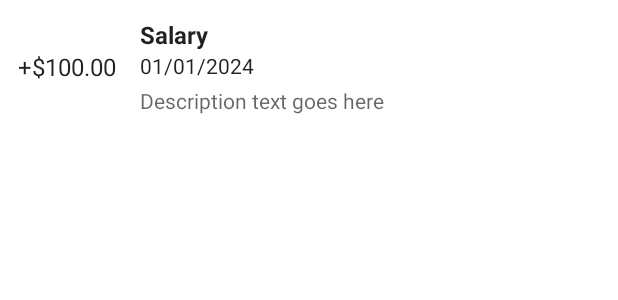
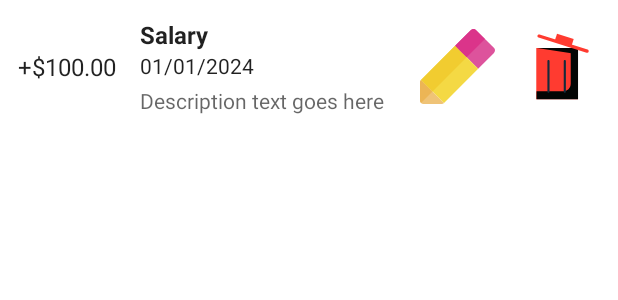
Before and after one commit to Yashwantoo7/income_expense_tracker, an Android app: the layout item_recent_transaction.xml on its own in the app's theme, with its tools: preview values and no code run, on a phone screen of 412 x 824 dp. Shown: the top 300 px of the screen. Run offline under Robolectric (Android 15) with nearby library versions, the phone set to English and light mode, and no system bars.

Commit message:
Adding edit-delete transaction feature

```diff
--- a/app/src/main/AndroidManifest.xml
+++ b/app/src/main/AndroidManifest.xml
@@ -23,6 +23,9 @@
             android:name=".ui.addedit.AddEditTransactionActivity"
             android:exported="false" />
         <activity
+            android:name=".ui.addedit.EditTransactionActivity"
+            android:exported="false" />
+        <activity
             android:name=".ui.home.HomeActivity"
             android:exported="true">
             <intent-filter>
--- a/app/src/main/java/com/example/incomeexpensetracker/dao/TransactionDao.kt
+++ b/app/src/main/java/com/example/incomeexpensetracker/dao/TransactionDao.kt
@@ -28,6 +28,9 @@ interface TransactionDao {
     @Query("SELECT * FROM transactions WHERE category = :category ORDER BY date DESC")
     fun getTransactionsByCategory(category: String): Flow<List<TransactionEntity>>
 
+    @Query("SELECT * FROM transactions WHERE id = :transactionId")
+    suspend fun getTransactionById(transactionId: Int): TransactionEntity?
+
     @Query("SELECT SUM(amount) FROM transactions WHERE category = 'Income'")
     fun getTotalIncome(): Flow<Double>
 
--- /dev/null
+++ b/app/src/main/res/drawable/ic_delete.xml
@@ -0,0 +1,15 @@
+<vector xmlns:android="http://schemas.android.com/apk/res/android" android:height="50dp" android:viewportHeight="1024" android:viewportWidth="1024" android:width="50dp">
+
+    <path android:fillColor="#FF3B30" android:pathData="M154,260h568v700H154z"/>
+
+    <path android:fillColor="#030504" android:pathData="M624.4,261.1v486c0,57.4 -46.7,103.9 -104.4,103.9h-362.6v107.2h566.8V261.1h-99.9z"/>
+
+    <path android:fillColor="#152B3C" android:pathData="M320.5,870.1c-8.2,0 -14.5,-6.7 -14.5,-14.9V438.5c0,-8.2 6.3,-14.9 14.5,-14.9s14.5,6.7 14.5,14.9v416.7c0,8.2 -6.3,14.9 -14.5,14.9zM543.5,870.1c-8.2,0 -14.5,-6.7 -14.5,-14.9V438.5c0,-8.2 6.3,-14.9 14.5,-14.9s14.5,6.7 14.5,14.9v416.7c0,8.2 -6.3,14.9 -14.5,14.9z"/>
+
+    <path android:fillColor="#030504" android:pathData="M721.2,345.7v-84.6H164.4z"/>
+
+    <path android:fillColor="#FF3B30" android:pathData="M633.6,235.2l-228.1,-71.8 31.5,-99.3 228.1,71.8z"/>
+
+    <path android:fillColor="#FF3B30" android:pathData="M847.4,324.8c-2.2,0 -4.5,-0.3 -6.7,-1L185,117.4c-11.8,-3.7 -18.3,-16.2 -14.6,-28 3.7,-11.8 16.2,-18.3 28,-14.6l655.7,206.3c11.8,3.7 18.3,16.2 14.6,28 -3,9.5 -11.8,15.6 -21.3,15.6z"/>
+
+</vector>
--- /dev/null
+++ b/app/src/main/res/drawable/ic_edit_pencil.xml
@@ -0,0 +1,15 @@
+<vector xmlns:android="http://schemas.android.com/apk/res/android" android:height="50dp" android:viewportHeight="512" android:viewportWidth="512" android:width="50dp">
+
+    <path android:fillColor="#DD539C" android:pathData="M505.84,130.44L443.7,68.3L381.56,6.16c-9.1,-9.1 -24.97,-7.98 -35.45,2.49L239.86,114.9l32.96,32.96l45.66,45.67l45.67,45.66l32.96,32.96L503.35,165.89C513.83,155.41 514.94,139.54 505.84,130.44z"/>
+
+    <path android:fillColor="#EFC377" android:pathData="M85.44,426.55L6.83,347.93c-4.37,4.37 -6.82,10.3 -6.83,16.48l0,55.31v68.97c0,6.44 2.61,12.26 6.82,16.48c4.22,4.22 10.04,6.82 16.48,6.82h68.97l55.31,0c6.18,0 12.11,-2.46 16.48,-6.82L85.44,426.55z"/>
+
+    <path android:fillColor="#F4D944" android:pathData="M364.14,239.19l-45.67,-45.66l-45.66,-45.66l-32.95,-32.96l-233.03,233.03l78.62,78.62l78.62,78.62l233.03,-233.03z"/>
+
+    <path android:fillColor="#ECB555" android:pathData="M0,488.69c0,6.44 2.61,12.26 6.82,16.48l78.62,-78.62L6.83,347.93c-4.37,4.37 -6.82,10.3 -6.83,16.48l0,55.31V488.69z"/>
+
+    <path android:fillColor="#F1CC30" android:pathData="M318.48,193.52l-45.66,-45.66l-32.95,-32.96l-233.03,233.03l78.62,78.62z"/>
+
+    <path android:fillColor="#DB348A" android:pathData="M318.48,193.52L443.7,68.3L381.56,6.16c-9.1,-9.1 -24.97,-7.98 -35.45,2.49L239.86,114.9l32.96,32.96L318.48,193.52z"/>
+
+</vector>
--- a/app/src/main/res/layout/item_recent_transaction.xml
+++ b/app/src/main/res/layout/item_recent_transaction.xml
@@ -52,5 +52,22 @@
             android:textColor="?android:textColorSecondary"
             android:background="?android:colorBackground"
             android:layout_marginTop="4dp" />
-    </LinearLayout>
+       </LinearLayout>
+    <!-- Edit Button -->
+    <ImageButton
+        android:id="@+id/btnEditTransaction"
+        android:layout_width="wrap_content"
+        android:layout_height="wrap_content"
+        android:src="@drawable/ic_edit_pencil"
+        android:contentDescription="Edit"
+        android:layout_marginRight="20dp"
+        android:background="?android:selectableItemBackground" />
+    <!-- Edit Button -->
+    <ImageButton
+        android:id="@+id/btnDeleteTransaction"
+        android:layout_width="wrap_content"
+        android:layout_height="wrap_content"
+        android:src="@drawable/ic_delete"
+        android:contentDescription="Delete"
+        android:background="?android:selectableItemBackground" />
 </LinearLayout>
```
Also changed, not shown: app/src/main/java/com/example/incomeexpensetracker/mvvm/TransactionViewModel.kt (+18 -0 lines), app/src/main/java/com/example/incomeexpensetracker/ui/addedit/EditTransactionActivity.kt (added, +96 -0 lines), app/src/main/java/com/example/incomeexpensetracker/ui/summary/SummaryActivity.kt (+18 -1 lines), app/src/main/java/com/example/incomeexpensetracker/ui/summary/adapter/RecentTransactionsAdapter.kt (+24 -1 lines), app/src/main/res/layout/activity_edit_transaction.xml (added, +109 -0 lines), app/src/main/res/drawable/ic_delete.png (deleted).
